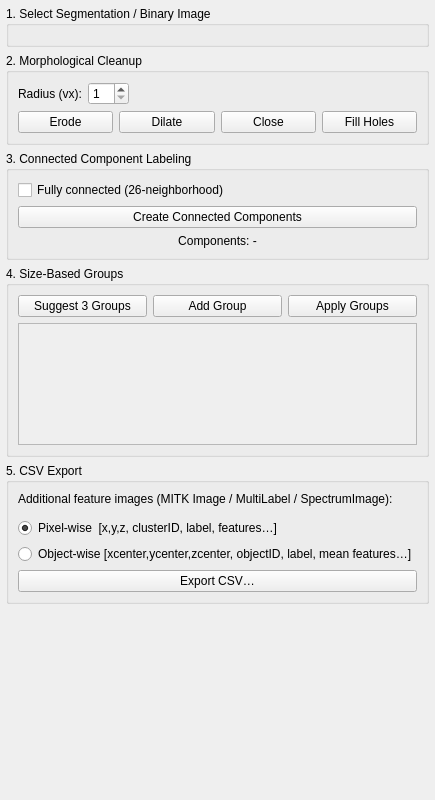
Above: Plugins/org.mitk.gui.qt.m2.connectedcomponents/src/internal/ConnectedComponentsViewControls.ui from m2aia/m2aia before the change. Below: the same form after it.
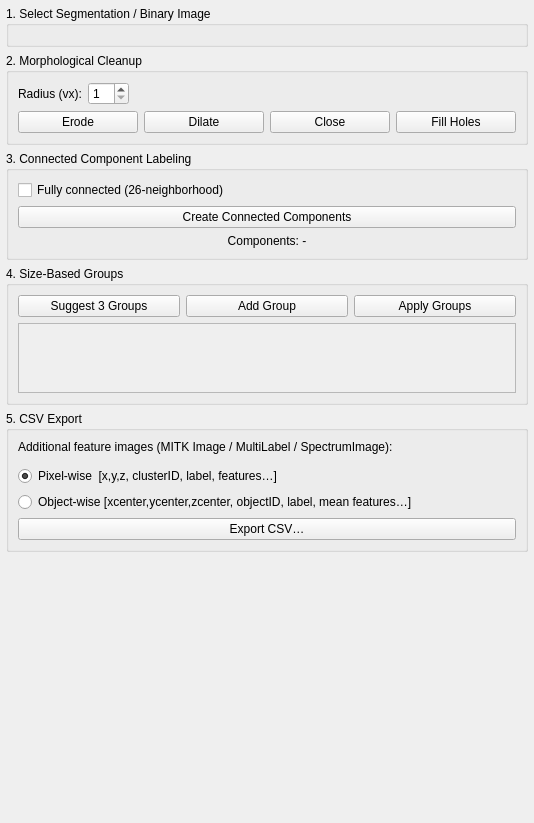
That is the form after the change. Custom widgets are drawn as their Qt base class.

Commit message: update image handling in QmitkConnectedComponentsView for better clarity and functionality

What changed in the file:
```diff
--- a/Plugins/org.mitk.gui.qt.m2.connectedcomponents/src/internal/ConnectedComponentsViewControls.ui
+++ b/Plugins/org.mitk.gui.qt.m2.connectedcomponents/src/internal/ConnectedComponentsViewControls.ui
@@ -6,8 +6,8 @@
    <rect>
     <x>0</x>
     <y>0</y>
-    <width>420</width>
-    <height>800</height>
+    <width>534</width>
+    <height>823</height>
    </rect>
   </property>
   <property name="windowTitle">
@@ -208,7 +208,12 @@
         <property name="minimumHeight"><number>200</number></property>
         <widget class="QWidget" name="scrollAreaWidgetContents">
          <property name="geometry">
-          <rect><x>0</x><y>0</y><width>400</width><height>400</height></rect>
+          <rect>
+           <x>0</x>
+           <y>0</y>
+           <width>496</width>
+           <height>198</height>
+          </rect>
          </property>
         </widget>
        </widget>
@@ -283,8 +288,19 @@
      </layout>
     </widget>
    </item>
-
-   <!-- Vertical spacer at bottom -->
+   <item>
+    <spacer name="verticalSpacer">
+     <property name="orientation">
+      <enum>Qt::Orientation::Vertical</enum>
+     </property>
+     <property name="sizeHint" stdset="0">
+      <size>
+       <width>20</width>
+       <height>40</height>
+      </size>
+     </property>
+    </spacer>
+   </item>
    <item>
     <spacer name="verticalSpacerBottom">
      <property name="orientation">
```
Left out of the diff: 143 changed lines with no effect on the pictures. The commit also changes 2 other files.
